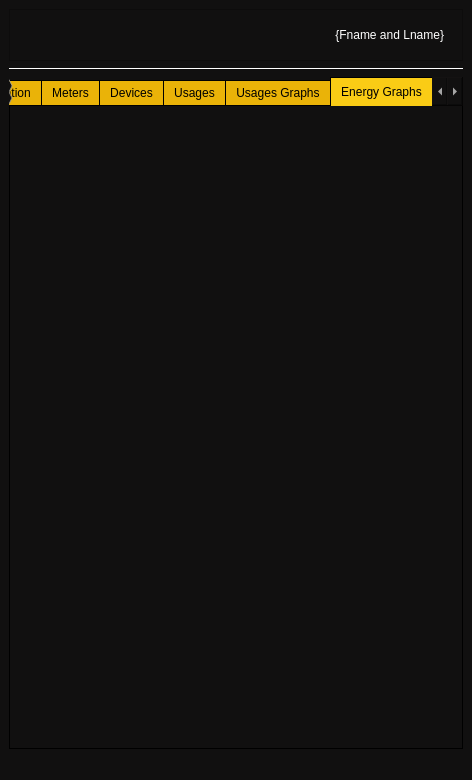
Above: ui/mainwindow.ui from enharukalo/powerwatch before the change. Below: the same form after it.
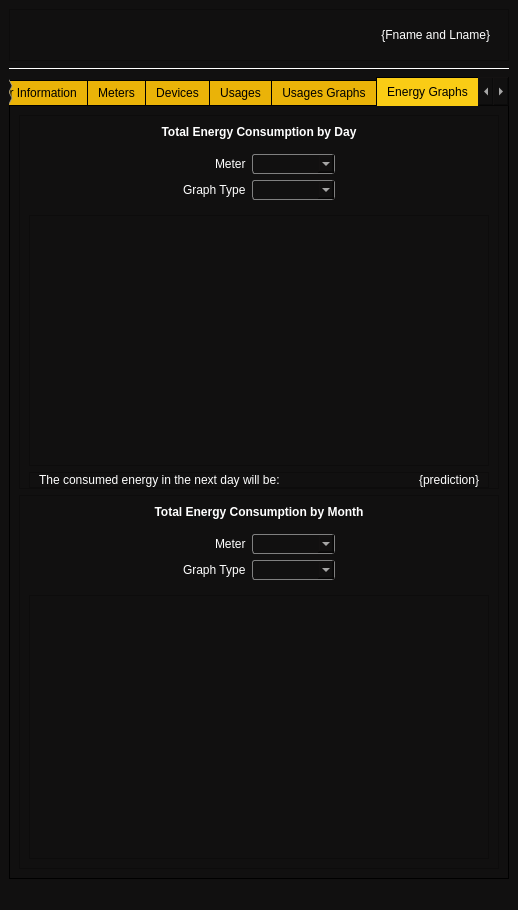
That is the form after the change. The open tabs and pages were chosen to show the change. Icons and pictures are not drawn.

Commit message: Add usages graphs, energy graphs, electric bill pages

```diff
--- a/ui/mainwindow.ui
+++ b/ui/mainwindow.ui
@@ -6,8 +6,8 @@
    <rect>
     <x>0</x>
     <y>0</y>
-    <width>437</width>
-    <height>780</height>
+    <width>518</width>
+    <height>910</height>
    </rect>
   </property>
   <property name="windowTitle">
@@ -256,7 +256,7 @@
       </property>
      </widget>
     </item>
-    <item>
+    <item alignment="Qt::AlignHCenter">
      <widget class="QTabWidget" name="tabWidget">
       <property name="sizePolicy">
        <sizepolicy hsizetype="Preferred" vsizetype="Preferred">
@@ -264,6 +264,11 @@
         <verstretch>0</verstretch>
        </sizepolicy>
       </property>
+      <property name="styleSheet">
+       <string notr="true">QTabWidget {
+border: none;
+}</string>
+      </property>
       <property name="locale">
        <locale language="English" country="UnitedStates"/>
       </property>
@@ -4978,7 +4983,7 @@
          </widget>
         </item>
         <item>
-         <widget class="QFrame" name="frame_2">
+         <widget class="QFrame" name="frameDailyUsage">
           <property name="frameShape">
            <enum>QFrame::StyledPanel</enum>
           </property>
@@ -5257,6 +5262,590 @@
        <attribute name="title">
         <string>Energy Graphs</string>
        </attribute>
+       <layout class="QVBoxLayout" name="verticalLayout_24">
+        <item>
+         <widget class="QFrame" name="frameEnergyConsumptionByDay">
+          <property name="frameShape">
+           <enum>QFrame::StyledPanel</enum>
+          </property>
+          <property name="frameShadow">
+           <enum>QFrame::Raised</enum>
+          </property>
+          <layout class="QVBoxLayout" name="verticalLayout_22">
+           <property name="bottomMargin">
+            <number>0</number>
+           </property>
+           <item>
+            <widget class="QLabel" name="label_53">
+             <property name="font">
+              <font>
+               <weight>75</weight>
+               <bold>true</bold>
+              </font>
+             </property>
+             <property name="text">
+              <string>Total Energy Consumption by Day</string>
+             </property>
+             <property name="alignment">
+              <set>Qt::AlignCenter</set>
+             </property>
+            </widget>
+           </item>
+           <item alignment="Qt::AlignHCenter">
+            <widget class="QFrame" name="frame_19">
+             <property name="frameShadow">
+              <enum>QFrame::Raised</enum>
+             </property>
+             <layout class="QFormLayout" name="formLayout_16">
+              <property name="labelAlignment">
+               <set>Qt::AlignRight|Qt::AlignTrailing|Qt::AlignVCenter</set>
+              </property>
+              <item row="0" column="0">
+               <widget class="QLabel" name="label_56">
+                <property name="text">
+                 <string>Meter</string>
+                </property>
+               </widget>
+              </item>
+              <item row="0" column="1">
+               <widget class="QComboBox" name="comboBox_17">
+                <property name="palette">
+                 <palette>
+                  <active>
+                   <colorrole role="WindowText">
+                    <brush brushstyle="SolidPattern">
+                     <color alpha="255">
+                      <red>255</red>
+                      <green>255</green>
+                      <blue>255</blue>
+                     </color>
+                    </brush>
+                   </colorrole>
+                   <colorrole role="Button">
+                    <brush brushstyle="SolidPattern">
+                     <color alpha="255">
+                      <red>17</red>
+                      <green>16</green>
+                      <blue>16</blue>
+                     </color>
+                    </brush>
+                   </colorrole>
+                   <colorrole role="Text">
+                    <brush brushstyle="SolidPattern">
+                     <color alpha="255">
+                      <red>255</red>
+                      <green>255</green>
+                      <blue>255</blue>
+                     </color>
+                    </brush>
+                   </colorrole>
+                   <colorrole role="ButtonText">
+                    <brush brushstyle="SolidPattern">
+                     <color alpha="255">
+                      <red>255</red>
+                      <green>255</green>
+                      <blue>255</blue>
+                     </color>
+                    </brush>
+                   </colorrole>
+                   <colorrole role="Base">
+                    <brush brushstyle="SolidPattern">
+                     <color alpha="255">
+                      <red>17</red>
+                      <green>16</green>
+                      <blue>16</blue>
+                     </color>
+                    </brush>
+                   </colorrole>
+                   <colorrole role="Window">
+                    <brush brushstyle="SolidPattern">
+                     <color alpha="255">
+                      <red>17</red>
+                      <green>16</green>
+                      <blue>16</blue>
+                     </color>
+                    </brush>
+                   </colorrole>
+                   <colorrole role="Highlight">
+                    <brush brushstyle="SolidPattern">
+                     <color alpha="255">
+                      <red>250</red>
+                      <green>204</green>
+                      <blue>21</blue>
+                     </color>
+                    </brush>
+                   </colorrole>
+                  </active>
+                  <inactive>
+                   <colorrole role="WindowText">
+                    <brush brushstyle="SolidPattern">
+                     <color alpha="255">
+                      <red>255</red>
+                      <green>255</green>
+                      <blue>255</blue>
+                     </color>
+                    </brush>
+                   </colorrole>
+                   <colorrole role="Button">
+                    <brush brushstyle="SolidPattern">
+                     <color alpha="255">
+                      <red>17</red>
+                      <green>16</green>
+                      <blue>16</blue>
+                     </color>
+                    </brush>
+                   </colorrole>
+                   <colorrole role="Text">
+                    <brush brushstyle="SolidPattern">
+                     <color alpha="255">
+                      <red>255</red>
+                      <green>255</green>
+                      <blue>255</blue>
+                     </color>
+                    </brush>
+                   </colorrole>
+                   <colorrole role="ButtonText">
+                    <brush brushstyle="SolidPattern">
+                     <color alpha="255">
+                      <red>255</red>
+                      <green>255</green>
+                      <blue>255</blue>
+                     </color>
+                    </brush>
+                   </colorrole>
+                   <colorrole role="Base">
+                    <brush brushstyle="SolidPattern">
+                     <color alpha="255">
+                      <red>17</red>
+                      <green>16</green>
+                      <blue>16</blue>
+                     </color>
+                    </brush>
+                   </colorrole>
+                   <colorrole role="Window">
+                    <brush brushstyle="SolidPattern">
+                     <color alpha="255">
+                      <red>17</red>
+                      <green>16</green>
+                      <blue>16</blue>
+                     </color>
+                    </brush>
+                   </colorrole>
+                   <colorrole role="Highlight">
+                    <brush brushstyle="SolidPattern">
+                     <color alpha="255">
+                      <red>250</red>
+                      <green>204</green>
+                      <blue>21</blue>
+                     </color>
+                    </brush>
+                   </colorrole>
+                  </inactive>
+                  <disabled>
+                   <colorrole role="WindowText">
+                    <brush brushstyle="SolidPattern">
+                     <color alpha="255">
+                      <red>255</red>
+                      <green>255</green>
+                      <blue>255</blue>
+                     </color>
+                    </brush>
+                   </colorrole>
+                   <colorrole role="Button">
+                    <brush brushstyle="SolidPattern">
+                     <color alpha="255">
+                      <red>17</red>
+                      <green>16</green>
+                      <blue>16</blue>
+                     </color>
+                    </brush>
+                   </colorrole>
+                   <colorrole role="Text">
+                    <brush brushstyle="SolidPattern">
+                     <color alpha="255">
+                      <red>255</red>
+                      <green>255</green>
+                      <blue>255</blue>
+                     </color>
+                    </brush>
+                   </colorrole>
+                   <colorrole role="ButtonText">
+                    <brush brushstyle="SolidPattern">
+                     <color alpha="255">
+                      <red>255</red>
+                      <green>255</green>
+                      <blue>255</blue>
+                     </color>
+                    </brush>
+                   </colorrole>
+                   <colorrole role="Base">
+                    <brush brushstyle="SolidPattern">
+                     <color alpha="255">
+                      <red>17</red>
+                      <green>16</green>
+                      <blue>16</blue>
+                     </color>
+                    </brush>
+                   </colorrole>
+                   <colorrole role="Window">
+                    <brush brushstyle="SolidPattern">
+                     <color alpha="255">
+                      <red>17</red>
+                      <green>16</green>
+                      <blue>16</blue>
+                     </color>
+                    </brush>
+                   </colorrole>
+                   <colorrole role="Highlight">
+                    <brush brushstyle="SolidPattern">
+                     <color alpha="255">
+                      <red>0</red>
+                      <green>120</green>
+                      <blue>215</blue>
+                     </color>
+                    </brush>
+                   </colorrole>
+                  </disabled>
+                 </palette>
+                </property>
+                <property name="autoFillBackground">
+                 <bool>false</bool>
+                </property>
+                <property name="frame">
+                 <bool>false</bool>
+                </property>
+               </widget>
+              </item>
+              <item row="1" column="0">
+               <widget class="QLabel" name="label_57">
+                <property name="text">
+                 <string>Graph Type</string>
+                </property>
+               </widget>
+              </item>
+              <item row="1" column="1">
+               <widget class="QComboBox" name="comboBox_24"/>
+              </item>
+             </layout>
+            </widget>
+           </item>
+           <item>
+            <widget class="QGraphicsView" name="graphicsView_5"/>
+           </item>
+           <item>
+            <widget class="QFrame" name="frame_2">
+             <property name="sizePolicy">
+              <sizepolicy hsizetype="Preferred" vsizetype="Maximum">
+               <horstretch>0</horstretch>
+               <verstretch>0</verstretch>
+              </sizepolicy>
+             </property>
+             <property name="frameShape">
+              <enum>QFrame::StyledPanel</enum>
+             </property>
+             <property name="frameShadow">
+              <enum>QFrame::Raised</enum>
+             </property>
+             <layout class="QFormLayout" name="formLayout_18">
+              <property name="topMargin">
+               <number>0</number>
+              </property>
+              <property name="bottomMargin">
+               <number>0</number>
+              </property>
+              <item row="0" column="0">
+               <widget class="QLabel" name="label_60">
+                <property name="text">
+                 <string>The consumed energy in the next day will be:</string>
+                </property>
+               </widget>
+              </item>
+              <item row="0" column="1">
+               <widget class="QLabel" name="label_62">
+                <property name="text">
+                 <string>{prediction}</string>
+                </property>
+                <property name="alignment">
+                 <set>Qt::AlignRight|Qt::AlignTrailing|Qt::AlignVCenter</set>
+                </property>
+               </widget>
+              </item>
+             </layout>
+            </widget>
+           </item>
+          </layout>
+         </widget>
+        </item>
+        <item>
+         <widget class="QFrame" name="frameEnergyConsumptionByMonth">
+          <property name="frameShape">
+           <enum>QFrame::StyledPanel</enum>
+          </property>
+          <property name="frameShadow">
+           <enum>QFrame::Raised</enum>
+          </property>
+          <layout class="QVBoxLayout" name="verticalLayout_23">
+           <item>
+            <widget class="QLabel" name="label_58">
+             <property name="font">
+              <font>
+               <weight>75</weight>
+               <bold>true</bold>
+              </font>
+             </property>
+             <property name="text">
+              <string>Total Energy Consumption by Month</string>
+             </property>
+             <property name="alignment">
+              <set>Qt::AlignCenter</set>
+             </property>
+            </widget>
+           </item>
+           <item alignment="Qt::AlignHCenter">
+            <widget class="QFrame" name="frame_20">
+             <property name="frameShadow">
+              <enum>QFrame::Raised</enum>
+             </property>
+             <layout class="QFormLayout" name="formLayout_17">
+              <property name="labelAlignment">
+               <set>Qt::AlignRight|Qt::AlignTrailing|Qt::AlignVCenter</set>
+              </property>
+              <item row="0" column="0">
+               <widget class="QLabel" name="label_59">
+                <property name="text">
+                 <string>Meter</string>
+                </property>
+               </widget>
+              </item>
+              <item row="0" column="1">
+               <widget class="QComboBox" name="comboBox_22">
+                <property name="palette">
+                 <palette>
+                  <active>
+                   <colorrole role="WindowText">
+                    <brush brushstyle="SolidPattern">
+                     <color alpha="255">
+                      <red>255</red>
+                      <green>255</green>
+                      <blue>255</blue>
+                     </color>
+                    </brush>
+                   </colorrole>
+                   <colorrole role="Button">
+                    <brush brushstyle="SolidPattern">
+                     <color alpha="255">
+                      <red>17</red>
+                      <green>16</green>
+                      <blue>16</blue>
+                     </color>
+                    </brush>
+                   </colorrole>
+                   <colorrole role="Text">
+                    <brush brushstyle="SolidPattern">
+                     <color alpha="255">
+                      <red>255</red>
+                      <green>255</green>
+                      <blue>255</blue>
+                     </color>
+                    </brush>
+                   </colorrole>
+                   <colorrole role="ButtonText">
+                    <brush brushstyle="SolidPattern">
+                     <color alpha="255">
+                      <red>255</red>
+                      <green>255</green>
+                      <blue>255</blue>
+                     </color>
+                    </brush>
+                   </colorrole>
+                   <colorrole role="Base">
+                    <brush brushstyle="SolidPattern">
+                     <color alpha="255">
+                      <red>17</red>
+                      <green>16</green>
+                      <blue>16</blue>
+                     </color>
+                    </brush>
+                   </colorrole>
+                   <colorrole role="Window">
+                    <brush brushstyle="SolidPattern">
+                     <color alpha="255">
+                      <red>17</red>
+                      <green>16</green>
+                      <blue>16</blue>
+                     </color>
+                    </brush>
+                   </colorrole>
+                   <colorrole role="Highlight">
+                    <brush brushstyle="SolidPattern">
+                     <color alpha="255">
+                      <red>250</red>
+                      <green>204</green>
+                      <blue>21</blue>
+                     </color>
+                    </brush>
+                   </colorrole>
+                  </active>
+                  <inactive>
+                   <colorrole role="WindowText">
+                    <brush brushstyle="SolidPattern">
+                     <color alpha="255">
+                      <red>255</red>
+                      <green>255</green>
+                      <blue>255</blue>
+                     </color>
+                    </brush>
+                   </colorrole>
+                   <colorrole role="Button">
+                    <brush brushstyle="SolidPattern">
+                     <color alpha="255">
+                      <red>17</red>
+                      <green>16</green>
+                      <blue>16</blue>
+                     </color>
+                    </brush>
+                   </colorrole>
+                   <colorrole role="Text">
+                    <brush brushstyle="SolidPattern">
+                     <color alpha="255">
+                      <red>255</red>
+                      <green>255</green>
+                      <blue>255</blue>
+                     </color>
+                    </brush>
+                   </colorrole>
+                   <colorrole role="ButtonText">
+                    <brush brushstyle="SolidPattern">
+                     <color alpha="255">
+                      <red>255</red>
+                      <green>255</green>
+                      <blue>255</blue>
+                     </color>
+                    </brush>
+                   </colorrole>
+                   <colorrole role="Base">
+                    <brush brushstyle="SolidPattern">
+                     <color alpha="255">
+                      <red>17</red>
+                      <green>16</green>
+                      <blue>16</blue>
+                     </color>
+                    </brush>
+                   </colorrole>
+                   <colorrole role="Window">
+                    <brush brushstyle="SolidPattern">
+                     <color alpha="255">
+                      <red>17</red>
+                      <green>16</green>
+                      <blue>16</blue>
+                     </color>
+                    </brush>
+                   </colorrole>
+                   <colorrole role="Highlight">
+                    <brush brushstyle="SolidPattern">
+                     <color alpha="255">
+                      <red>250</red>
+                      <green>204</green>
+                      <blue>21</blue>
+                     </color>
+                    </brush>
+                   </colorrole>
+                  </inactive>
+                  <disabled>
+                   <colorrole role="WindowText">
+                    <brush brushstyle="SolidPattern">
+                     <color alpha="255">
+                      <red>255</red>
+                      <green>255</green>
+                      <blue>255</blue>
+                     </color>
+                    </brush>
+                   </colorrole>
+                   <colorrole role="Button">
+                    <brush brushstyle="SolidPattern">
+                     <color alpha="255">
+                      <red>17</red>
+                      <green>16</green>
+                      <blue>16</blue>
+                     </color>
+                    </brush>
+                   </colorrole>
+                   <colorrole role="Text">
+                    <brush brushstyle="SolidPattern">
+                     <color alpha="255">
+                      <red>255</red>
+                      <green>255</green>
+                      <blue>255</blue>
+                     </color>
+                    </brush>
+                   </colorrole>
+                   <colorrole role="ButtonText">
+                    <brush brushstyle="SolidPattern">
+                     <color alpha="255">
+                      <red>255</red>
+                      <green>255</green>
+                      <blue>255</blue>
+                     </color>
+                    </brush>
+                   </colorrole>
+                   <colorrole role="Base">
+                    <brush brushstyle="SolidPattern">
+                     <color alpha="255">
+                      <red>17</red>
+                      <green>16</green>
+                      <blue>16</blue>
+                     </color>
+                    </brush>
+                   </colorrole>
+                   <colorrole role="Window">
+                    <brush brushstyle="SolidPattern">
+                     <color alpha="255">
+                      <red>17</red>
+                      <green>16</green>
+                      <blue>16</blue>
+                     </color>
+                    </brush>
+                   </colorrole>
+                   <colorrole role="Highlight">
+                    <brush brushstyle="SolidPattern">
+                     <color alpha="255">
+                      <red>0</red>
+                      <green>120</green>
+                      <blue>215</blue>
+                     </color>
+                    </brush>
+                   </colorrole>
+                  </disabled>
+                 </palette>
+                </property>
+                <property name="autoFillBackground">
+                 <bool>false</bool>
+                </property>
+                <property name="frame">
+                 <bool>false</bool>
+                </property>
+               </widget>
+              </item>
+              <item row="1" column="0">
+               <widget class="QLabel" name="label_61">
+                <property name="text">
+                 <string>Graph Type</string>
+                </property>
+               </widget>
+              </item>
+              <item row="1" column="1">
+               <widget class="QComboBox" name="comboBox_26"/>
+              </item>
+             </layout>
+            </widget>
+           </item>
+           <item>
+            <widget class="QGraphicsView" name="graphicsView_6"/>
+           </item>
+          </layout>
+         </widget>
+        </item>
+       </layout>
       </widget>
       <widget class="QWidget" name="tab_6">
        <attribute name="title">
```
Left out of the diff: 1111 changed lines with no effect on the pictures.
